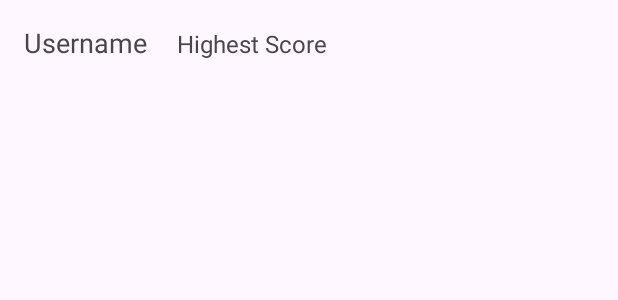
After one commit to JosephByronLane/BattleShipGame, an Android app: the layout user_item.xml on its own in the app's theme, with its tools: preview values and no code run, on a phone screen of 412 x 824 dp. The commit adds this screen. Shown: the top 300 px of the screen. Run offline under Robolectric (Android 15) with nearby library versions, the phone set to English and light mode, and no system bars.

Commit message:
agregando funcionalidad a la actividad score uwu

```diff
--- /dev/null
+++ b/app/src/main/res/layout/user_item.xml
@@ -0,0 +1,22 @@
+<LinearLayout xmlns:android="http://schemas.android.com/apk/res/android"
+    android:layout_width="match_parent"
+    android:layout_height="wrap_content"
+    android:orientation="horizontal"
+    android:padding="16dp">
+
+    <TextView
+        android:id="@+id/usernameTextView"
+        android:layout_width="wrap_content"
+        android:layout_height="wrap_content"
+        android:text="Username"
+        android:textSize="18sp" />
+
+    <TextView
+        android:id="@+id/highestScoreTextView"
+        android:layout_width="wrap_content"
+        android:layout_height="wrap_content"
+        android:text="Highest Score"
+        android:textSize="16sp"
+        android:layout_marginLeft="20dp"/>
+
+</LinearLayout>
```
Also changed, not shown: app/src/main/java/com/example/battleshipgame/ScoresActivity.kt (+30 -0 lines), app/src/main/java/com/example/battleshipgame/UserAdapter.kt (added, +28 -0 lines), app/src/main/res/layout/activity_main.xml (+7 -5 lines).
